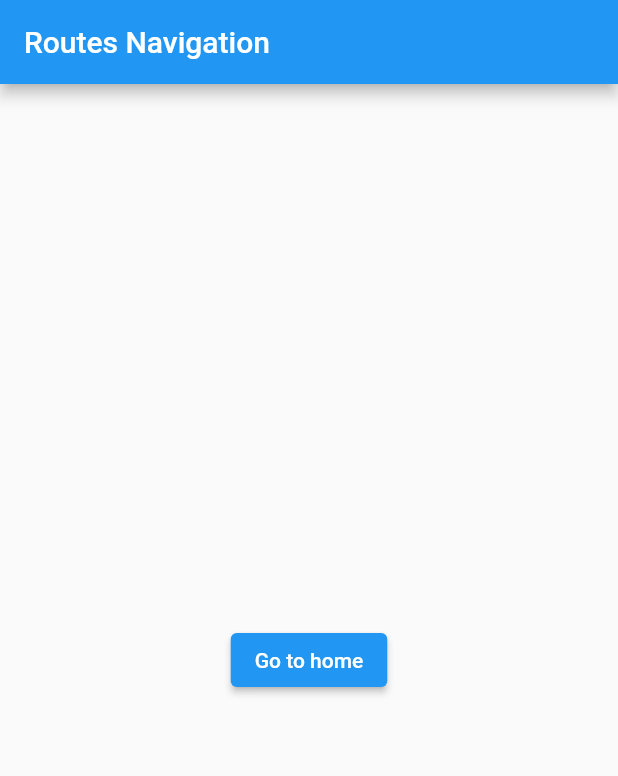
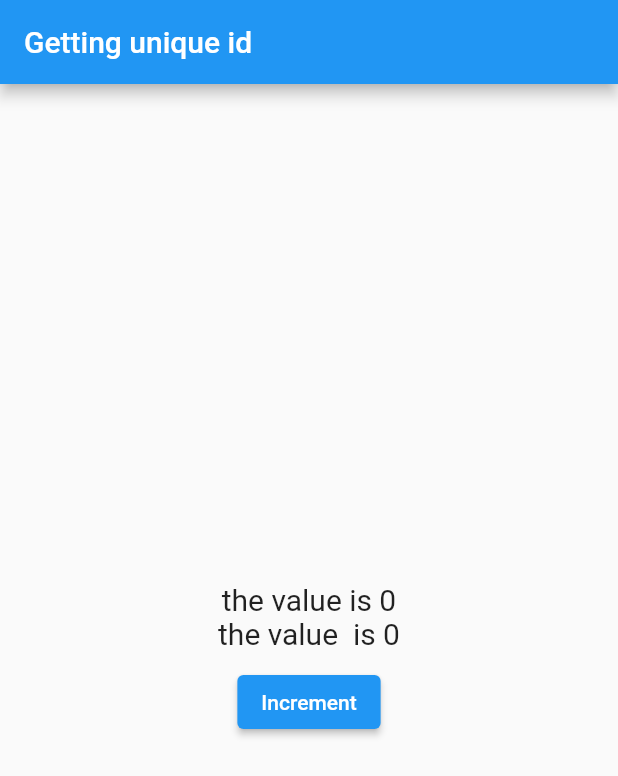
Before and after one commit to maaz-afridi20/getx, a Flutter app: the screen it shows after launch, on a phone screen of 412 x 824 dp. Shown: the top 776 px of the screen. Run offline on Flutter 3.47's test engine with Material 2 defaults, Android fonts, the light colour scheme and no system bars; our stand-ins replace get.

Commit message:
some changes

```diff
--- /dev/null
+++ b/lib/getx_tuts/getting_uinqueid.dart
@@ -0,0 +1,59 @@
+import 'package:flutter/material.dart';
+import 'package:get/get.dart';
+import 'package:getx_tutorials/getx_tuts/reactive_state/student_controller.dart';
+
+class GettinguniqueId extends StatelessWidget {
+  GettinguniqueId({super.key});
+
+  MyContoller mycccc = Get.put(MyContoller());
+
+  @override
+  Widget build(BuildContext context) {
+    return Scaffold(
+      appBar: AppBar(
+        title: const Text('Getting unique id'),
+      ),
+      body: Center(
+        child: Column(
+          mainAxisAlignment: MainAxisAlignment.center,
+          children: [
+            GetBuilder<MyContoller>(
+              id: 'Textcount',
+              builder: (controller) {
+                return Text(
+                  'the value is ${controller.count2}',
+                  style: const TextStyle(fontSize: 20),
+                );
+              },
+            ),
+            // the main difference between both the builders is that the
+            // one have the id attribute and the other don't have it attribute.
+            // we give the name of id attribute by ourself.
+            GetBuilder<MyContoller>(
+              builder: (controller) {
+                return Text(
+                  "the value  is ${controller.count2}",
+                  style: const TextStyle(fontSize: 20),
+                );
+              },
+            ),
+            const SizedBox(height: 10),
+            ElevatedButton(
+              onPressed: () {
+                mycccc.increment2();
+              },
+              child: const Text('Increment'),
+            ),
+            // so on the pressing button only the
+            // above one has the id attribute
+            // so only the above one has the id attribute and the above will be updated
+            // not the below one. because in the controller class we have given
+            // the updated attribute and give the name of the id
+            // so this will update that builder method which
+            // will have the id attribue.
+          ],
+        ),
+      ),
+    );
+  }
+}
--- /dev/null
+++ b/lib/getx_tuts/reactive_state/student.dart
@@ -0,0 +1,9 @@
+import 'package:get/get.dart';
+
+// we can make variables reactive one by one and also
+// we can make the whole class reactive .
+
+class Student extends GetxController {
+  RxString name = "alikhanafridi".obs; // this is individual class reactive
+  RxInt age = 20.obs;
+}
--- /dev/null
+++ b/lib/getx_tuts/reactive_state/student_controller.dart
@@ -0,0 +1,28 @@
+import 'package:get/get.dart';
+import 'package:getx_tutorials/getx_tuts/reactive_state/student.dart';
+
+// this is the same method for previous
+// for putting the logic on another class.
+class MyContoller extends GetxController {
+  Student sss = Student();
+
+  void toUpperCasee() {
+    sss.name.value = sss.name.value.toUpperCase();
+  }
+
+  var count = 0;
+  void increment() {
+    count++;
+    update();
+  }
+
+// so we have the upadet below in this we have
+// updated the 'Textcount' so basically this mean that
+// in he getting unique class all the builders which have the id attribute
+// only that will update the 'Textcount'.
+  var count2 = 0;
+  void increment2() {
+    count2++;
+    update(['Textcount']);
+  }
+}
--- a/lib/main.dart
+++ b/lib/main.dart
@@ -1,7 +1,9 @@
 import 'package:flutter/material.dart';
 import 'package:get/get.dart';
+import 'package:getx_tutorials/getx_tuts/getting_uinqueid.dart';
 import 'package:getx_tutorials/getx_tuts/getx_namedroutes.dart';
 import 'package:getx_tutorials/getx_tuts/getx_routes.dart';
+import 'package:getx_tutorials/getx_tuts/reactive_state/student_ui.dart';
 import 'package:getx_tutorials/home.dart';
 import 'package:getx_tutorials/nextscreen.dart';
 
@@ -35,7 +37,7 @@ class MyApp extends StatelessWidget {
         // this is another way of getting values when we like the constructor.
         // this is the paramater.
       ],
-      home: GetxRoutes(),
+      home: GettinguniqueId(),
     );
   }
 }
```
Also changed, not shown: lib/getx_tuts/reactive_state/student_ui.dart (added, +65 -0 lines).
